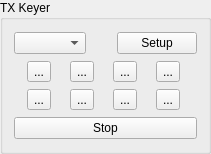
First picture: the form in mqt/MqtLogger/txvmbuttonsframe.ui, repository Rsclub22/Minos2-Mirror, before the edit.
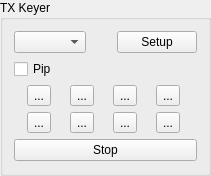
Second picture: the form after the edit.

Diff of the .ui file:
```diff
--- a/mqt/MqtLogger/txvmbuttonsframe.ui
+++ b/mqt/MqtLogger/txvmbuttonsframe.ui
@@ -7,7 +7,7 @@
     <x>0</x>
     <y>0</y>
     <width>211</width>
-    <height>154</height>
+    <height>176</height>
    </rect>
   </property>
   <property name="windowTitle">
@@ -44,6 +44,13 @@
      </item>
     </layout>
    </item>
+   <item>
+    <widget class="QCheckBox" name="pipCb">
+     <property name="text">
+      <string>Pip</string>
+     </property>
+    </widget>
+   </item>
    <item>
     <layout class="QHBoxLayout" name="horizontalLayout">
      <item>
```
